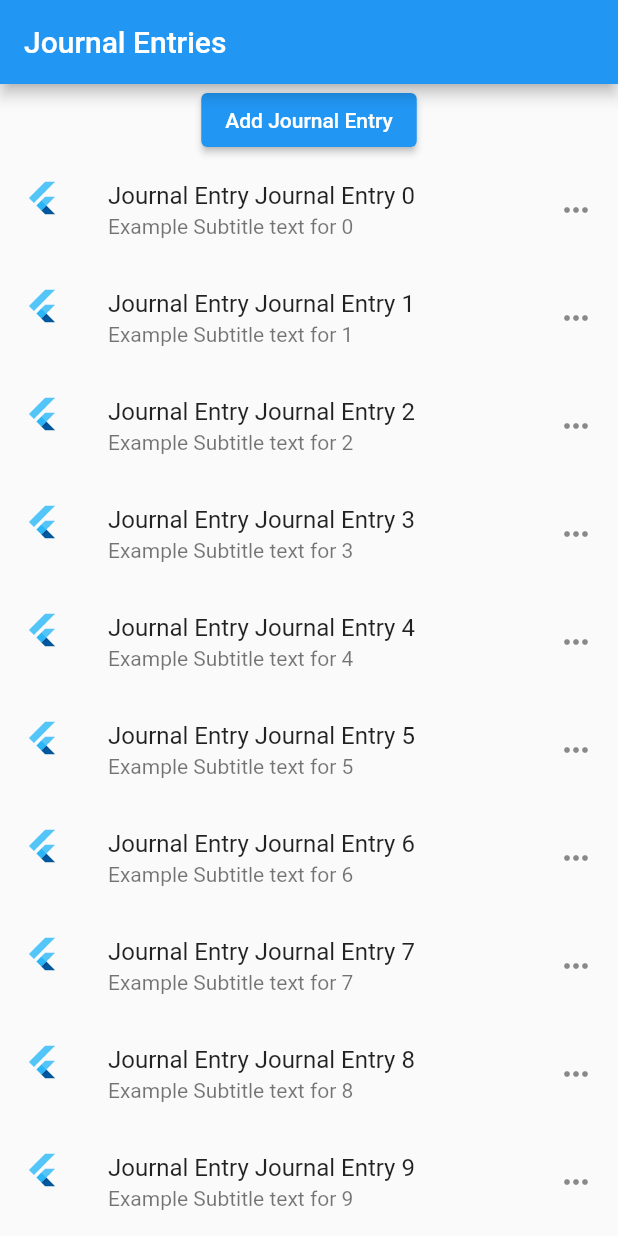
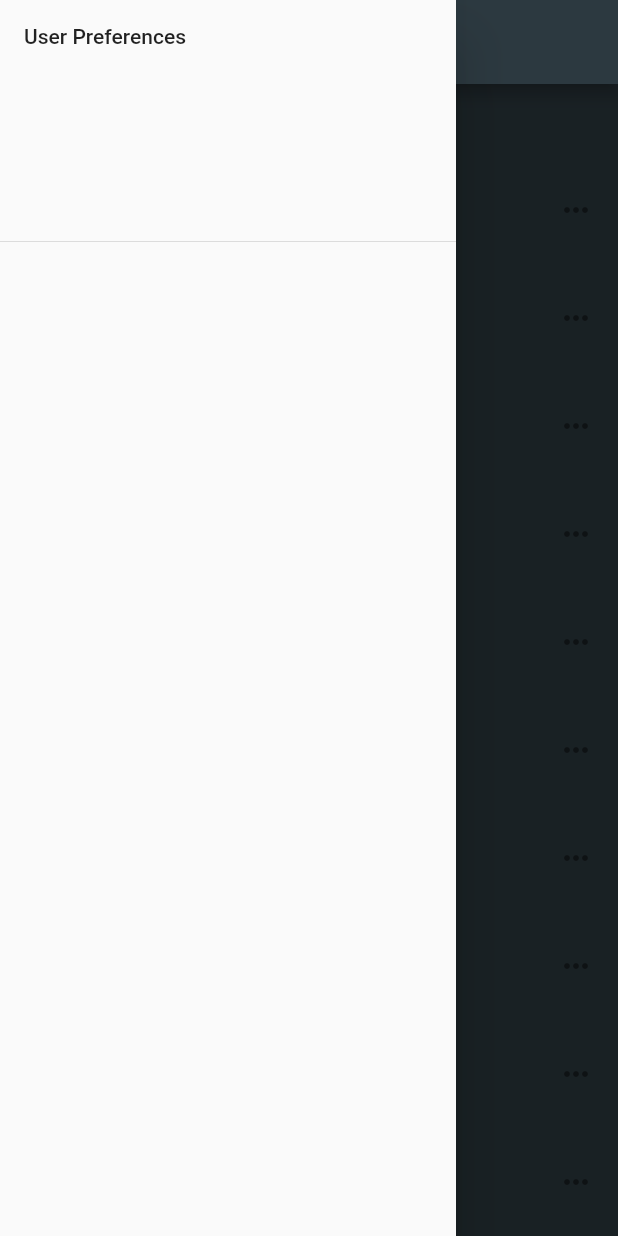
Before and after one commit to josephmchristy/journalapp, a Flutter app: the screen it shows after launch, with the side drawer open (before the commit the screen has no drawer), on a phone screen of 412 x 824 dp. Run offline on Flutter 3.47's test engine with Material 2 defaults, Android fonts, the phone set to English and light mode, and no system bars.

Commit message:
Added user preference drawer and began creating theme.

```diff
--- a/lib/app.dart
+++ b/lib/app.dart
@@ -1,6 +1,7 @@
 import 'package:flutter/material.dart';
 import 'package:journalapp/screens/journal_entry_list.dart';
 import 'package:journalapp/screens/new_entry.dart';
+import 'package:journalapp/themes/light_theme.dart';
 
 class MyApp extends StatelessWidget {
 
@@ -16,9 +17,7 @@ class MyApp extends StatelessWidget {
   Widget build(BuildContext context) {
     return MaterialApp(
       title: 'Flutter Demo',
-      theme: ThemeData(
-        primarySwatch: Colors.blue,
-      ),
+      theme: CustomTheme.appTheme,
       routes: routes,
     );
   }
--- a/lib/screens/journal_entry_list.dart
+++ b/lib/screens/journal_entry_list.dart
@@ -1,6 +1,7 @@
 import 'package:flutter/material.dart';
 import 'package:journalapp/screens/new_entry.dart';
-import 'package:journalapp/widgets/journal_entries_scaffold.dart';
+import 'package:journalapp/widgets/journal_entries.dart';
+import 'package:journalapp/widgets/user_preferences.dart';
 
 class JournalEntryListScreen extends StatelessWidget {
 
@@ -16,6 +17,7 @@ class JournalEntryListScreen extends StatelessWidget {
       appBar: AppBar(
         title: const Text('Journal Entries'),
       ),
+      drawer: const UserPreferencesDrawer(),
       body: Column(
         children: [
            ElevatedButton(
@@ -28,7 +30,7 @@ class JournalEntryListScreen extends StatelessWidget {
             },
             child: const Text('Add Journal Entry')
           ),
-          JournalEntriesScaffold(),
+          JournalEntries(),
         ],
       )
     );
--- a/lib/screens/new_entry.dart
+++ b/lib/screens/new_entry.dart
@@ -1,5 +1,7 @@
+import 'package:flutter/cupertino.dart';
 import 'package:flutter/material.dart';
 import 'package:journalapp/widgets/journal_entry_form.dart';
+import 'package:journalapp/widgets/user_preferences.dart';
 
 class NewEntryScreen extends StatelessWidget {
 
@@ -15,15 +17,18 @@ class NewEntryScreen extends StatelessWidget {
       appBar: AppBar(
         title: const Text('Journal Entry Form'),
       ),
+      drawer: const UserPreferencesDrawer(),
       body: Column(
         children: [
-          ElevatedButton(
-            onPressed: (){
-              Navigator.pop(context);
-            },
-            child: const Text('Go back to Journal Entries')
+          const JournalEntryForm(),
+          CupertinoActionSheet(
+            cancelButton: CupertinoActionSheetAction(
+              child: const Text('Cancel'),
+              onPressed: (){
+                Navigator.pop(context);
+              }
+            )
           ),
-          const JournalEntryForm(),
         ])
     );
   }
--- /dev/null
+++ b/lib/themes/light_theme.dart
@@ -0,0 +1,28 @@
+import 'package:flutter/material.dart';
+
+class CustomTheme {
+  static ThemeData get appTheme {
+    return ThemeData(
+      primarySwatch: Colors.blueGrey,
+      splashColor: Colors.amber,
+      scaffoldBackgroundColor: Colors.blueGrey[800],
+      //fontFamily: 'OpenSansCondensed',
+      textTheme: const TextTheme(
+        headline4: TextStyle(
+          color: Colors.white,
+          fontWeight: FontWeight.bold,
+        ),
+        headline6: TextStyle(
+          color: Colors.white,
+          fontWeight: FontWeight.bold,
+        ),
+        bodyText2: TextStyle(
+          color: Colors.white,
+        )
+      ),
+      cardTheme: CardTheme(
+        color: Colors.teal[300],
+      ),
+    );
+  }
+}
--- a/lib/widgets/journal_entries_scaffold.dart
+++ b/lib/widgets/journal_entries.dart
@@ -1,10 +1,10 @@
 import 'package:flutter/material.dart';
 
-class JournalEntriesScaffold extends StatelessWidget {
+class JournalEntries extends StatelessWidget {
 
-  JournalEntriesScaffold({ Key? key }) : super(key: key);
+  JournalEntries({ Key? key }) : super(key: key);
 
-   final items = List<Map>.generate(1000, (i) {
+   final items = List<Map>.generate(100, (i) {
     return {
       'title': 'Journal Entry $i',
       'subtitle': 'Subtitle text for $i',
--- /dev/null
+++ b/lib/widgets/user_preferences.dart
@@ -0,0 +1,18 @@
+import 'package:flutter/material.dart';
+
+class UserPreferencesDrawer extends StatelessWidget {
+  const UserPreferencesDrawer({ Key? key }) : super(key: key);
+
+  @override
+  Widget build(BuildContext context) {
+    return Drawer(
+      child: ListView(
+        children: const [
+          DrawerHeader(
+            child: Text('User Preferences')
+          ),
+        ],
+      )
+    );
+  }
+}
```
